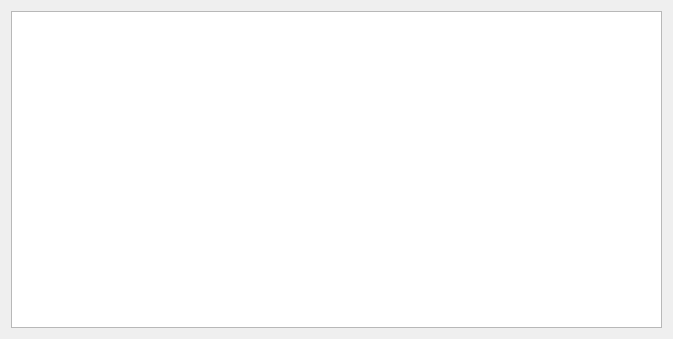
First picture: the form in Gui/widget.ui, repository xtuer/Qt, before the edit.
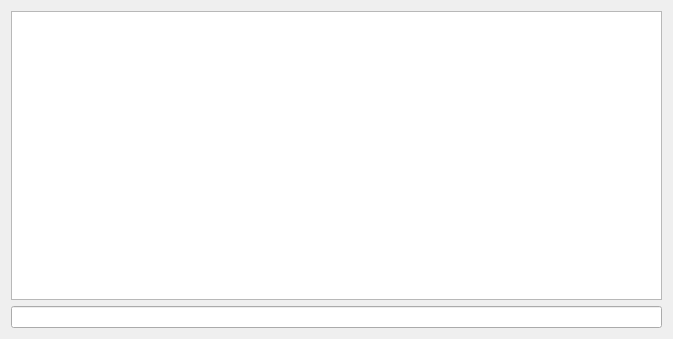
Second picture: the form after the edit.

```diff
--- a/Gui/widget.ui
+++ b/Gui/widget.ui
@@ -27,6 +27,13 @@
      </property>
     </widget>
    </item>
+   <item row="1" column="0">
+    <widget class="QLineEdit" name="lineEdit">
+     <property name="readOnly">
+      <bool>true</bool>
+     </property>
+    </widget>
+   </item>
   </layout>
  </widget>
  <layoutdefault spacing="6" margin="11"/>
```
